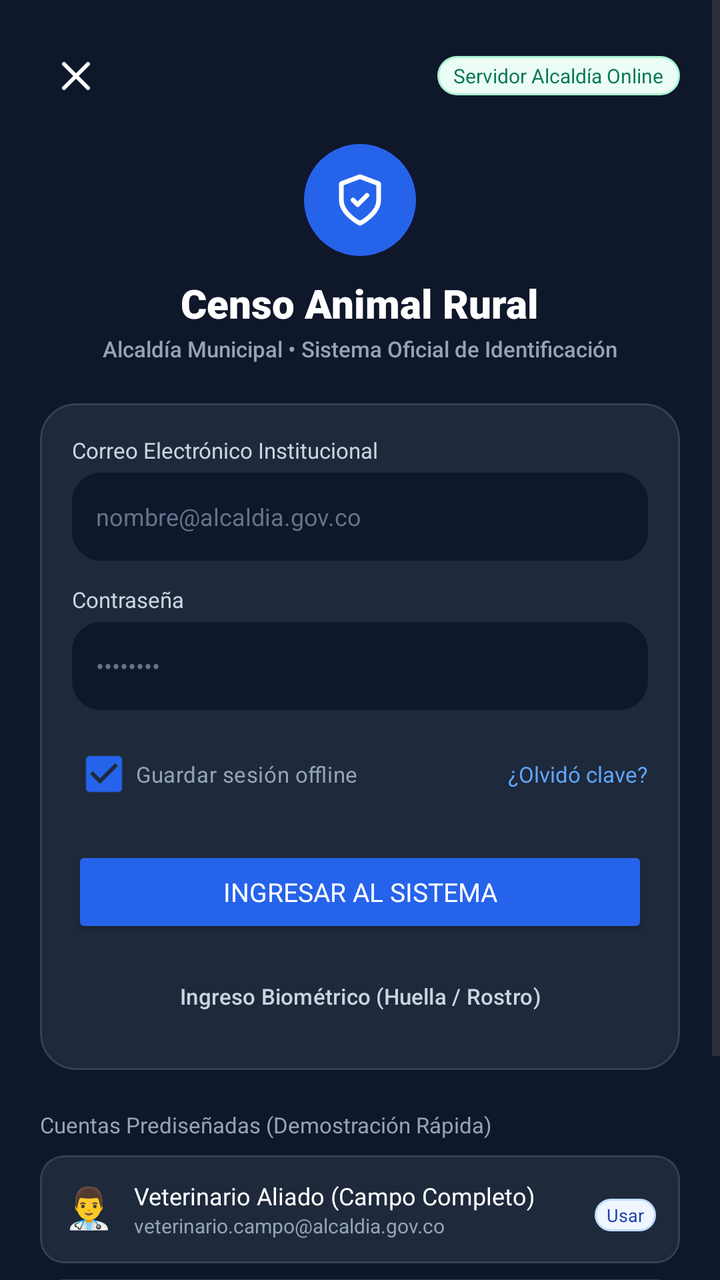
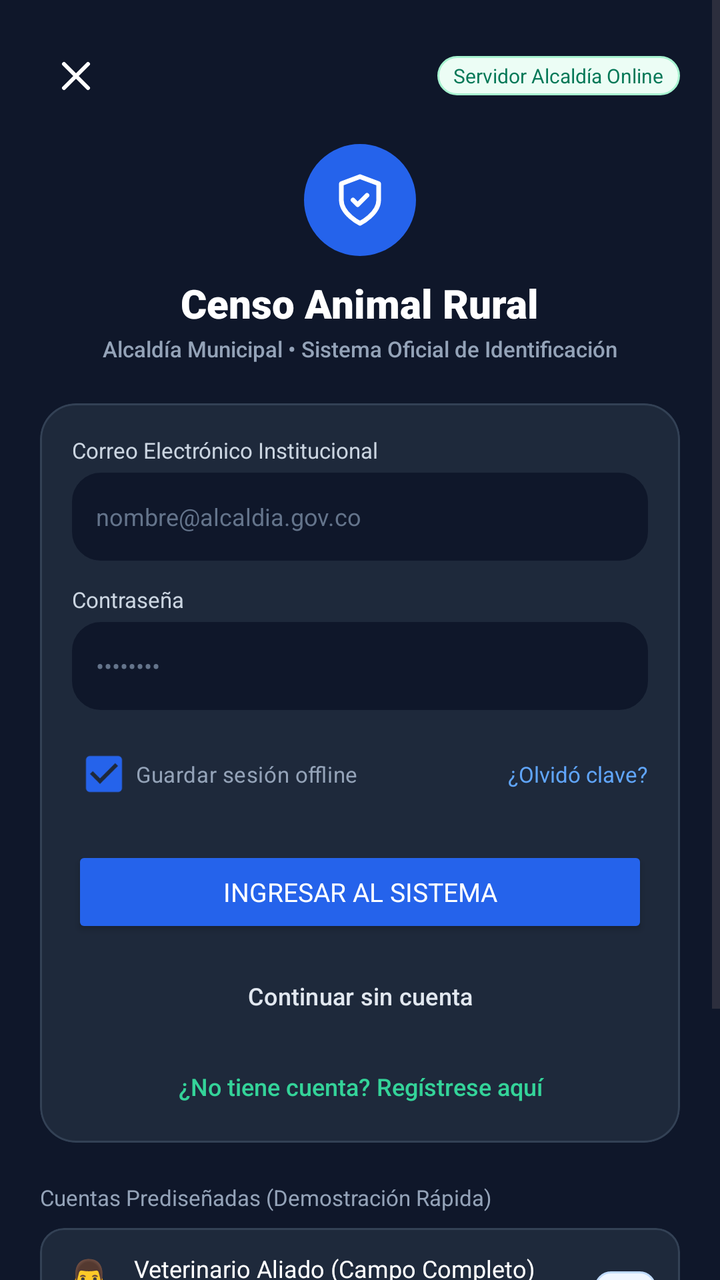

Compare the two renders of this Android layout. The source of the first and the diff that turns it into the second are given below.
<!-- AndroidManifest.xml: application theme Theme.CensoAnimalMunicipal -->
<!-- res/layout/activity_login.xml -->
<?xml version="1.0" encoding="utf-8"?>

<ScrollView xmlns:android="http://schemas.android.com/apk/res/android"
    xmlns:app="http://schemas.android.com/apk/res-auto"
    xmlns:tools="http://schemas.android.com/tools"
    android:layout_width="match_parent"
    android:layout_height="match_parent"
    android:background="@color/slate_900"
    android:fillViewport="true">

    <LinearLayout
        android:layout_width="match_parent"
        android:layout_height="wrap_content"
        android:orientation="vertical"
        android:padding="20dp">

        
        <LinearLayout
            android:layout_width="match_parent"
            android:layout_height="wrap_content"
            android:gravity="center_vertical"
            android:orientation="horizontal">

            <ImageButton
                android:id="@+id/btnLoginBack"
                android:layout_width="36dp"
                android:layout_height="36dp"
                android:background="?attr/selectableItemBackgroundBorderless"
                android:contentDescription="Cerrar"
                android:src="@drawable/ic_close"
                app:tint="@color/white" />

            <View
                android:layout_width="0dp"
                android:layout_height="1dp"
                android:layout_weight="1" />

            <TextView
                android:id="@+id/tvServerStatusBadge"
                android:layout_width="wrap_content"
                android:layout_height="wrap_content"
                android:background="@drawable/bg_pill_emerald"
                android:fontFamily="sans-serif-bold"
                android:paddingHorizontal="8dp"
                android:paddingVertical="3dp"
                android:text="Servidor Alcaldía Online"
                android:textColor="@color/emerald_700"
                android:textSize="10sp" />
        </LinearLayout>

        
        <LinearLayout
            android:layout_width="match_parent"
            android:layout_height="wrap_content"
            android:layout_marginTop="16dp"
            android:gravity="center"
            android:orientation="vertical">

            <FrameLayout
                android:layout_width="56dp"
                android:layout_height="56dp"
                android:background="@drawable/bg_pill_blue"
                android:backgroundTint="@color/blue_600">

                <ImageView
                    android:layout_width="28dp"
                    android:layout_height="28dp"
                    android:layout_gravity="center"
                    android:src="@drawable/ic_shield_check"
                    app:tint="@color/white" />
            </FrameLayout>

            <TextView
                android:layout_width="wrap_content"
                android:layout_height="wrap_content"
                android:layout_marginTop="10dp"
                android:fontFamily="sans-serif-black"
                android:text="Censo Animal Rural"
                android:textColor="@color/white"
                android:textSize="20sp" />

            <TextView
                android:layout_width="wrap_content"
                android:layout_height="wrap_content"
                android:layout_marginTop="2dp"
                android:fontFamily="sans-serif-medium"
                android:text="Alcaldía Municipal • Sistema Oficial de Identificación"
                android:textColor="@color/slate_400"
                android:textSize="11sp" />
        </LinearLayout>

        
        <com.google.android.material.card.MaterialCardView
            android:layout_width="match_parent"
            android:layout_height="wrap_content"
            android:layout_marginTop="20dp"
            app:cardBackgroundColor="@color/slate_800"
            app:cardCornerRadius="18dp"
            app:strokeColor="@color/slate_700"
            app:strokeWidth="1dp">

            <LinearLayout
                android:layout_width="match_parent"
                android:layout_height="wrap_content"
                android:orientation="vertical"
                android:padding="16dp">

                
                <TextView
                    android:layout_width="wrap_content"
                    android:layout_height="wrap_content"
                    android:fontFamily="sans-serif-bold"
                    android:text="Correo Electrónico Institucional"
                    android:textColor="@color/slate_300"
                    android:textSize="11sp" />

                <EditText
                    android:id="@+id/etLoginEmail"
                    android:layout_width="match_parent"
                    android:layout_height="44dp"
                    android:layout_marginTop="4dp"
                    android:background="@drawable/bg_search_box"
                    android:backgroundTint="@color/slate_900"
                    android:hint="nombre@alcaldia.gov.co"
                    android:inputType="textEmailAddress"
                    android:paddingHorizontal="12dp"
                    android:textColor="@color/white"
                    android:textColorHint="@color/slate_500"
                    android:textSize="12sp" />

                
                <TextView
                    android:layout_width="wrap_content"
                    android:layout_height="wrap_content"
                    android:layout_marginTop="12dp"
                    android:fontFamily="sans-serif-bold"
                    android:text="Contraseña"
                    android:textColor="@color/slate_300"
                    android:textSize="11sp" />

                <EditText
                    android:id="@+id/etLoginPassword"
                    android:layout_width="match_parent"
                    android:layout_height="44dp"
                    android:layout_marginTop="4dp"
                    android:background="@drawable/bg_search_box"
                    android:backgroundTint="@color/slate_900"
                    android:hint="••••••••"
                    android:inputType="textPassword"
                    android:paddingHorizontal="12dp"
                    android:textColor="@color/white"
                    android:textColorHint="@color/slate_500"
                    android:textSize="12sp" />

                
                <LinearLayout
                    android:layout_width="match_parent"
                    android:layout_height="wrap_content"
                    android:layout_marginTop="8dp"
                    android:gravity="center_vertical"
                    android:orientation="horizontal">

                    <CheckBox
                        android:id="@+id/cbRememberOffline"
                        android:layout_width="wrap_content"
                        android:layout_height="wrap_content"
                        android:checked="true"
                        android:text="Guardar sesión offline"
                        android:textColor="@color/slate_400"
                        android:textSize="11sp" />

                    <View
                        android:layout_width="0dp"
                        android:layout_height="1dp"
                        android:layout_weight="1" />

                    <TextView
                        android:id="@+id/tvForgotPassword"
                        android:layout_width="wrap_content"
                        android:layout_height="wrap_content"
                        android:fontFamily="sans-serif-bold"
                        android:text="¿Olvidó clave?"
                        android:textColor="@color/blue_400"
                        android:textSize="11sp" />
                </LinearLayout>

                
                <Button
                    android:id="@+id/btnSubmitLogin"
                    android:layout_width="match_parent"
                    android:layout_height="46dp"
                    android:layout_marginTop="12dp"
                    android:backgroundTint="@color/blue_600"
                    android:fontFamily="sans-serif-bold"
                    android:text="Ingresar al Sistema"
                    android:textColor="@color/white"
                    android:textSize="13sp" />

                
                <Button
                    android:id="@+id/btnBiometricLogin"
                    style="@style/Widget.Material3.Button.OutlinedButton"
                    android:layout_width="match_parent"
                    android:layout_height="42dp"
                    android:layout_marginTop="8dp"
                    android:text="Ingreso Biométrico (Huella / Rostro)"
                    android:textColor="@color/slate_300"
                    android:textSize="11sp" />
            </LinearLayout>
        </com.google.android.material.card.MaterialCardView>

        
        <TextView
            android:layout_width="wrap_content"
            android:layout_height="wrap_content"
            android:layout_marginTop="20dp"
            android:fontFamily="sans-serif-bold"
            android:text="Cuentas Prediseñadas (Demostración Rápida)"
            android:textColor="@color/slate_400"
            android:textSize="11sp" />

        
        <com.google.android.material.card.MaterialCardView
            android:id="@+id/btnSelectPresetVet"
            android:layout_width="match_parent"
            android:layout_height="wrap_content"
            android:layout_marginTop="8dp"
            android:clickable="true"
            android:focusable="true"
            app:cardBackgroundColor="@color/slate_800"
            app:cardCornerRadius="12dp"
            app:strokeColor="@color/slate_700"
            app:strokeWidth="1dp">

            <LinearLayout
                android:layout_width="match_parent"
                android:layout_height="wrap_content"
                android:orientation="horizontal"
                android:padding="12dp">

                <TextView
                    android:layout_width="wrap_content"
                    android:layout_height="wrap_content"
                    android:text="👨‍⚕️"
                    android:textSize="20sp" />

                <LinearLayout
                    android:layout_width="0dp"
                    android:layout_height="wrap_content"
                    android:layout_marginStart="10dp"
                    android:layout_weight="1"
                    android:orientation="vertical">

                    <TextView
                        android:layout_width="wrap_content"
                        android:layout_height="wrap_content"
                        android:fontFamily="sans-serif-bold"
                        android:text="Veterinario Aliado (Campo Completo)"
                        android:textColor="@color/white"
                        android:textSize="12sp" />

                    <TextView
                        android:layout_width="wrap_content"
                        android:layout_height="wrap_content"
                        android:text="veterinario.campo@alcaldia.gov.co"
                        android:textColor="@color/slate_400"
                        android:textSize="10sp" />
                </LinearLayout>

                <TextView
                    android:id="@+id/tvPresetVetBadge"
                    android:layout_width="wrap_content"
                    android:layout_height="wrap_content"
                    android:background="@drawable/bg_pill_blue"
                    android:paddingHorizontal="6dp"
                    android:paddingVertical="2dp"
                    android:text="Usar"
                    android:textColor="@color/blue_800"
                    android:textSize="9sp" />
            </LinearLayout>
        </com.google.android.material.card.MaterialCardView>

        
        <com.google.android.material.card.MaterialCardView
            android:id="@+id/btnSelectPresetOfficial"
            android:layout_width="match_parent"
            android:layout_height="wrap_content"
            android:layout_marginTop="8dp"
            android:clickable="true"
            android:focusable="true"
            app:cardBackgroundColor="@color/slate_800"
            app:cardCornerRadius="12dp"
            app:strokeColor="@color/slate_700"
            app:strokeWidth="1dp">

            <LinearLayout
                android:layout_width="match_parent"
                android:layout_height="wrap_content"
                android:orientation="horizontal"
                android:padding="12dp">

                <TextView
                    android:layout_width="wrap_content"
                    android:layout_height="wrap_content"
                    android:text="🏛️"
                    android:textSize="20sp" />

                <LinearLayout
                    android:layout_width="0dp"
                    android:layout_height="wrap_content"
                    android:layout_marginStart="10dp"
                    android:layout_weight="1"
                    android:orientation="vertical">

                    <TextView
                        android:layout_width="wrap_content"
                        android:layout_height="wrap_content"
                        android:fontFamily="sans-serif-bold"
                        android:text="Funcionario Municipal (Auditoría)"
                        android:textColor="@color/white"
                        android:textSize="12sp" />

                    <TextView
                        android:layout_width="wrap_content"
                        android:layout_height="wrap_content"
                        android:text="salud.publica@alcaldia.gov.co"
                        android:textColor="@color/slate_400"
                        android:textSize="10sp" />
                </LinearLayout>

                <TextView
                    android:id="@+id/tvPresetOfficialBadge"
                    android:layout_width="wrap_content"
                    android:layout_height="wrap_content"
                    android:background="@drawable/bg_pill_emerald"
                    android:paddingHorizontal="6dp"
                    android:paddingVertical="2dp"
                    android:text="Usar"
                    android:textColor="@color/emerald_800"
                    android:textSize="9sp" />
            </LinearLayout>
        </com.google.android.material.card.MaterialCardView>

        
        <com.google.android.material.card.MaterialCardView
            android:id="@+id/btnSelectPresetCitizen"
            android:layout_width="match_parent"
            android:layout_height="wrap_content"
            android:layout_marginTop="8dp"
            android:clickable="true"
            android:focusable="true"
            app:cardBackgroundColor="@color/slate_800"
            app:cardCornerRadius="12dp"
            app:strokeColor="@color/slate_700"
            app:strokeWidth="1dp">

            <LinearLayout
                android:layout_width="match_parent"
                android:layout_height="wrap_content"
                android:orientation="horizontal"
                android:padding="12dp">

                <TextView
                    android:layout_width="wrap_content"
                    android:layout_height="wrap_content"
                    android:text="👤"
                    android:textSize="20sp" />

                <LinearLayout
                    android:layout_width="0dp"
                    android:layout_height="wrap_content"
                    android:layout_marginStart="10dp"
                    android:layout_weight="1"
                    android:orientation="vertical">

                    <TextView
                        android:layout_width="wrap_content"
                        android:layout_height="wrap_content"
                        android:fontFamily="sans-serif-bold"
                        android:text="Ciudadano / Propietario (Habeas Data)"
                        android:textColor="@color/white"
                        android:textSize="12sp" />

                    <TextView
                        android:layout_width="wrap_content"
                        android:layout_height="wrap_content"
                        android:text="ciudadano.rural@gmail.com"
                        android:textColor="@color/slate_400"
                        android:textSize="10sp" />
                </LinearLayout>

                <TextView
                    android:id="@+id/tvPresetCitizenBadge"
                    android:layout_width="wrap_content"
                    android:layout_height="wrap_content"
                    android:background="@drawable/bg_pill_amber"
                    android:paddingHorizontal="6dp"
                    android:paddingVertical="2dp"
                    android:text="Usar"
                    android:textColor="@color/amber_800"
                    android:textSize="9sp" />
            </LinearLayout>
        </com.google.android.material.card.MaterialCardView>

    </LinearLayout>
</ScrollView>
<!-- resources referenced by this layout -->
<resources>
  <color name="amber_800">#92400E</color>
  <color name="blue_400">#60A5FA</color>
  <color name="blue_600">#2563EB</color>
  <color name="blue_800">#1E40AF</color>
  <color name="emerald_700">#047857</color>
  <color name="emerald_800">#065F46</color>
  <color name="slate_300">#CBD5E1</color>
  <color name="slate_400">#94A3B8</color>
  <color name="slate_500">#64748B</color>
  <color name="slate_700">#334155</color>
  <color name="slate_800">#1E293B</color>
  <color name="slate_900">#0F172A</color>
  <color name="white">#FFFFFF</color>
  <!-- drawable bg_pill_amber (drawable) -->
  <?xml version="1.0" encoding="utf-8"?>
  
  <shape xmlns:android="http://schemas.android.com/apk/res/android"
      android:shape="rectangle">
      <solid android:color="@color/amber_50" />
      <corners android:radius="999dp" />
      <stroke android:width="1dp" android:color="@color/amber_200" />
  </shape>
  <!-- drawable bg_pill_blue (drawable) -->
  <?xml version="1.0" encoding="utf-8"?>
  
  <shape xmlns:android="http://schemas.android.com/apk/res/android"
      android:shape="rectangle">
      <solid android:color="@color/blue_50" />
      <corners android:radius="999dp" />
      <stroke android:width="1dp" android:color="@color/blue_200" />
  </shape>
  <!-- drawable bg_pill_emerald (drawable) -->
  <?xml version="1.0" encoding="utf-8"?>
  
  <shape xmlns:android="http://schemas.android.com/apk/res/android"
      android:shape="rectangle">
      <solid android:color="@color/emerald_50" />
      <corners android:radius="999dp" />
      <stroke android:width="1dp" android:color="@color/emerald_200" />
  </shape>
  <!-- drawable bg_search_box (drawable) -->
  <?xml version="1.0" encoding="utf-8"?>
  
  <shape xmlns:android="http://schemas.android.com/apk/res/android"
      android:shape="rectangle">
      <solid android:color="@color/white" />
      <corners android:radius="14dp" />
      <stroke android:width="1dp" android:color="@color/slate_200" />
  </shape>
  <!-- drawable ic_close (drawable) -->
  <vector xmlns:android="http://schemas.android.com/apk/res/android"
      android:width="24dp"
      android:height="24dp"
      android:viewportWidth="24"
      android:viewportHeight="24">
      <path
          android:fillColor="#00000000"
          android:strokeColor="#FF000000"
          android:strokeWidth="2"
          android:strokeLineCap="round"
          android:strokeLineJoin="round"
          android:pathData="M18,6L6,18M6,6l12,12" />
  </vector>
  <!-- drawable ic_shield_check (drawable) -->
  <vector xmlns:android="http://schemas.android.com/apk/res/android"
      android:width="24dp"
      android:height="24dp"
      android:viewportWidth="24"
      android:viewportHeight="24">
      <path
          android:fillColor="#00000000"
          android:strokeColor="#FF000000"
          android:strokeWidth="2"
          android:strokeLineCap="round"
          android:strokeLineJoin="round"
          android:pathData="M12,22s8,-4 8,-10V5l-8,-3-8,3v7c0,6 8,10 8,10zM9,12l2,2 4,-4" />
  </vector>
  <color name="amber_50">#FFFBEB</color>
  <color name="amber_200">#FDE68A</color>
  <color name="blue_50">#EFF6FF</color>
  <color name="blue_200">#BFDBFE</color>
  <color name="emerald_50">#ECFDF5</color>
  <color name="emerald_200">#A7F3D0</color>
  <color name="slate_200">#E2E8F0</color>
  <color name="blue_700">#1D4ED8</color>
  <color name="emerald_600">#059669</color>
  <color name="blue_100">#DBEAFE</color>
  <color name="slate_50">#F8FAFC</color>
  <!-- unchanged entries left out for length: 1 -->
</resources>

<!-- the commit's change to res/layout/activity_login.xml (unified diff, before → after) -->
@@ -198,14 +198,31 @@
 
                 
                 <Button
-                    android:id="@+id/btnBiometricLogin"
+                    android:id="@+id/btnContinueWithoutAccount"
                     style="@style/Widget.Material3.Button.OutlinedButton"
                     android:layout_width="match_parent"
                     android:layout_height="42dp"
                     android:layout_marginTop="8dp"
-                    android:text="Ingreso Biométrico (Huella / Rostro)"
-                    android:textColor="@color/slate_300"
-                    android:textSize="11sp" />
+                    android:text="Continuar sin cuenta"
+                    android:textColor="@color/slate_200"
+                    android:textSize="12sp"
+                    app:strokeColor="@color/slate_600" />
+
+                
+                <TextView
+                    android:id="@+id/tvGoToRegister"
+                    android:layout_width="match_parent"
+                    android:layout_height="wrap_content"
+                    android:layout_marginTop="12dp"
+                    android:gravity="center"
+                    android:text="¿No tiene cuenta? Regístrese aquí"
+                    android:textColor="@color/emerald_400"
+                    android:textSize="12sp"
+                    android:fontFamily="sans-serif-medium"
+                    android:background="?attr/selectableItemBackground"
+                    android:clickable="true"
+                    android:focusable="true"
+                    android:paddingVertical="4dp" />
             </LinearLayout>
         </com.google.android.material.card.MaterialCardView>
 
@@ -316,14 +333,14 @@
                         android:layout_width="wrap_content"
                         android:layout_height="wrap_content"
                         android:fontFamily="sans-serif-bold"
-                        android:text="Funcionario Municipal (Auditoría)"
+                        android:text="Administrador Municipal (Control Total)"
                         android:textColor="@color/white"
                         android:textSize="12sp" />
 
                     <TextView
                         android:layout_width="wrap_content"
                         android:layout_height="wrap_content"
-                        android:text="salud.publica@alcaldia.gov.co"
+                        android:text="admin.ambiental@alcaldia.gov.co"
                         android:textColor="@color/slate_400"
                         android:textSize="10sp" />
                 </LinearLayout>
<!-- resource entries referenced after the edit -->
@@ -4,11 +4,13 @@
   <color name="blue_400">#60A5FA</color>
   <color name="blue_600">#2563EB</color>
   <color name="blue_800">#1E40AF</color>
+  <color name="emerald_400">#34D399</color>
   <color name="emerald_700">#047857</color>
   <color name="emerald_800">#065F46</color>
   <color name="slate_300">#CBD5E1</color>
   <color name="slate_400">#94A3B8</color>
   <color name="slate_500">#64748B</color>
+  <color name="slate_600">#475569</color>
   <color name="slate_700">#334155</color>
   <color name="slate_800">#1E293B</color>
   <color name="slate_900">#0F172A</color>
